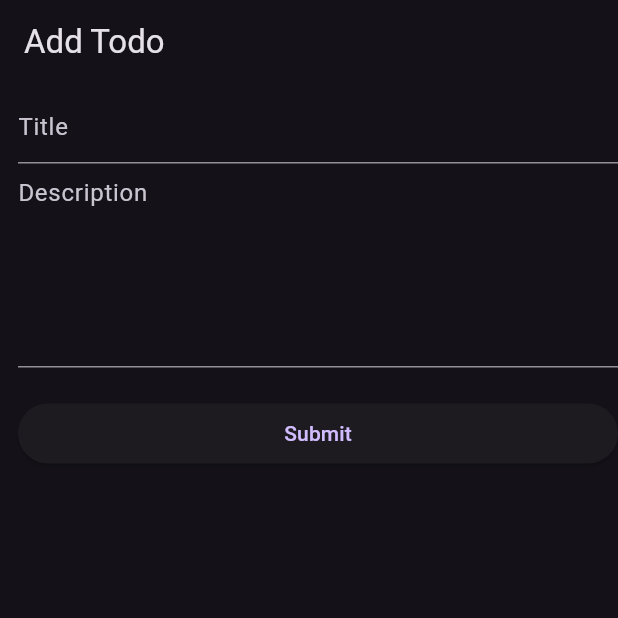
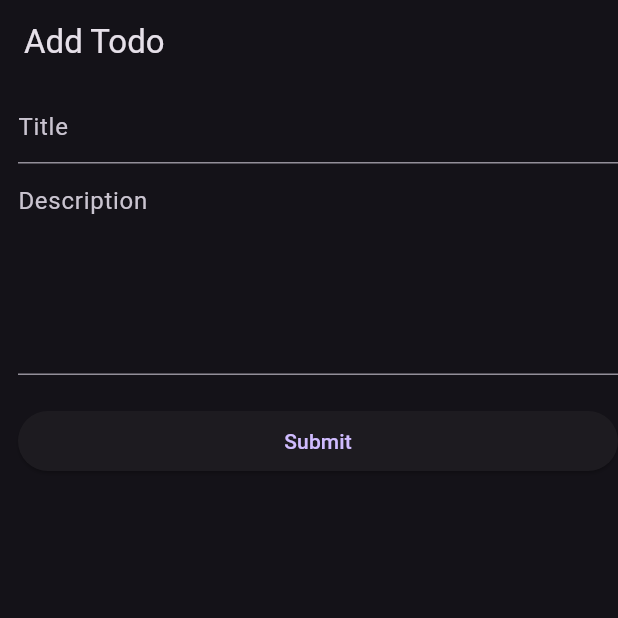
Before and after one commit to Piyushbhatt7/To_Do_App, a Flutter app: the AddingTodoPage screen opened directly, on a phone screen of 412 x 824 dp, the top half of it. Run offline on Flutter 3.47's test engine with Material 3 defaults, Android fonts, the phone set to English and light mode, and no system bars.

Commit message:
making a complete ToDo Application

```diff
--- a/lib/adding_page.dart
+++ b/lib/adding_page.dart
@@ -28,7 +28,9 @@ class _AddingTodoPageState extends State<AddingTodoPage> {
              ),
           ),
 
-          TextField(
+          Padding(
+            padding: const EdgeInsets.only(top: 5.0),
+            child: TextField(
               controller: descriptionController,
                  decoration: InputDecoration(
 
@@ -37,6 +39,7 @@ class _AddingTodoPageState extends State<AddingTodoPage> {
               keyboardType: TextInputType.multiline,
               minLines: 5,
               maxLines: 8,
+            ),
           ),
 
           SizedBox(height: 20,),
```
Lines whose indentation alone changed are shown as unchanged.
